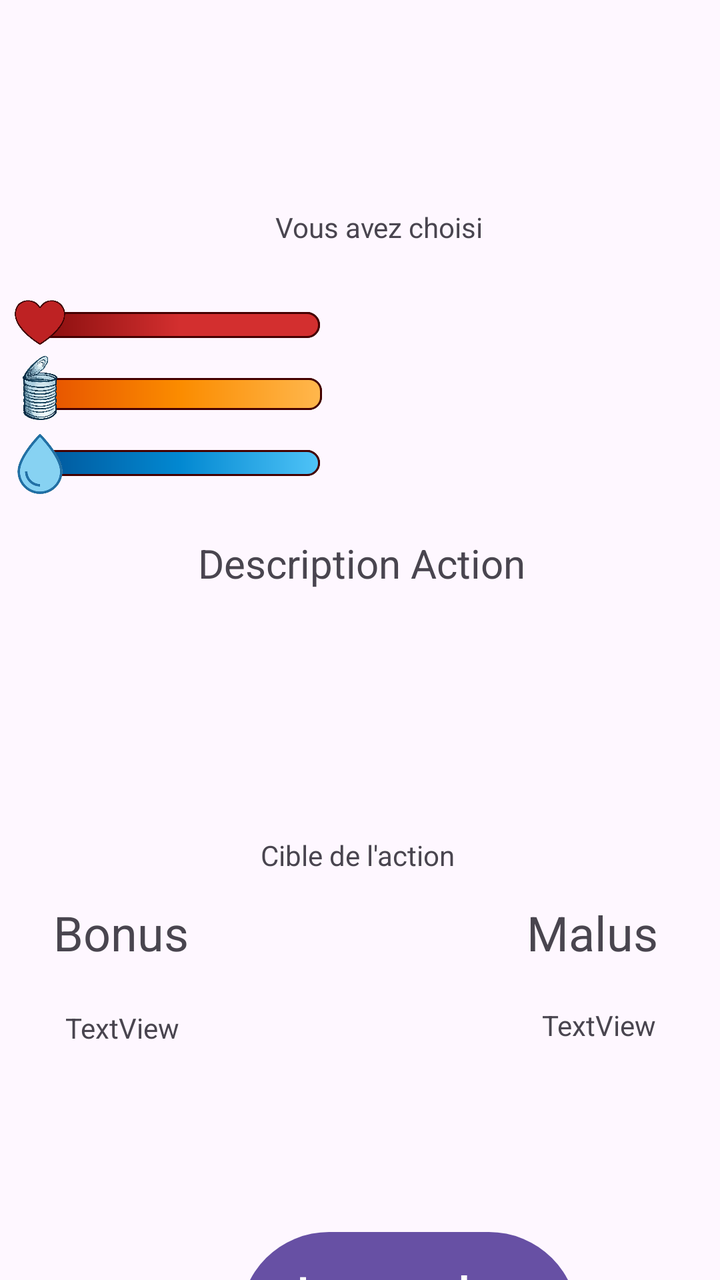
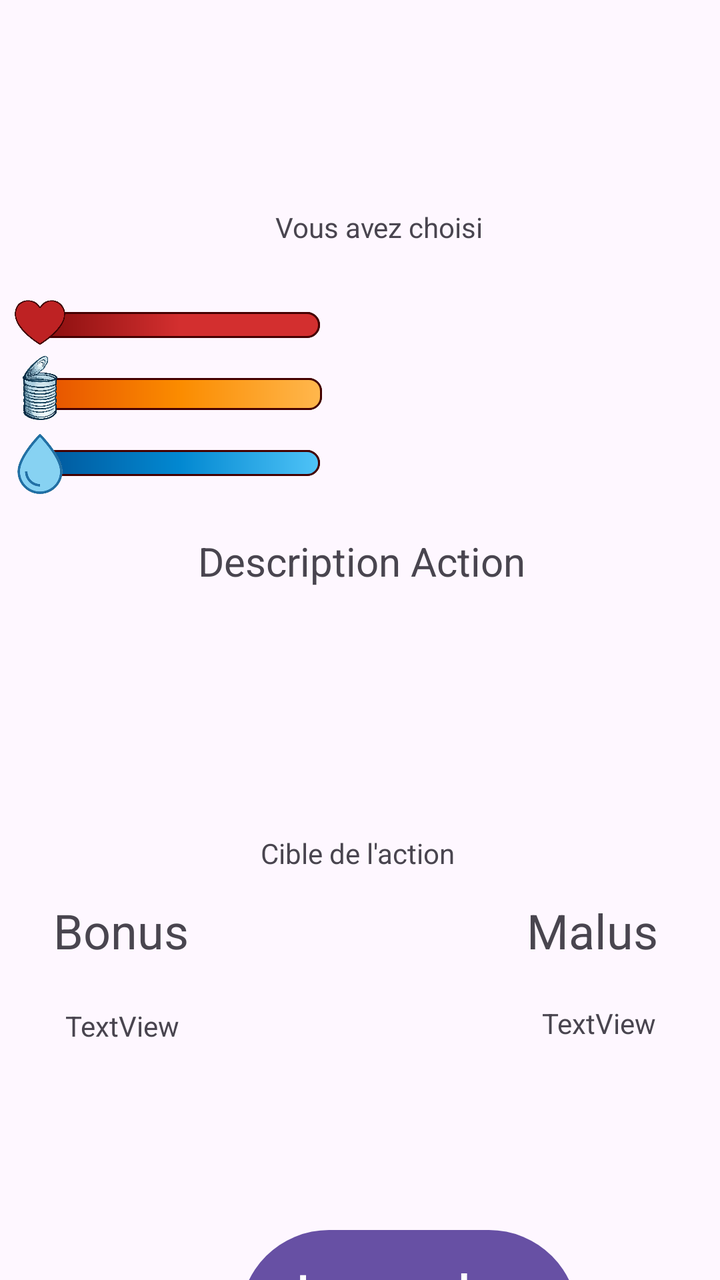

Compare the two renders of this Android layout. The source of the first and the diff that turns it into the second are given below.
<!-- AndroidManifest.xml: application theme Theme.Apocalypse -->
<!-- res/layout/action_view.xml -->
<?xml version="1.0" encoding="utf-8"?>
<androidx.constraintlayout.widget.ConstraintLayout xmlns:android="http://schemas.android.com/apk/res/android"
    xmlns:app="http://schemas.android.com/apk/res-auto"
    xmlns:tools="http://schemas.android.com/tools"
    android:id="@+id/actionview"
    android:layout_width="match_parent"
    android:layout_height="match_parent">

    <ProgressBar
        android:id="@+id/progressBarVie3"
        style="?android:attr/progressBarStyleHorizontal"
        android:layout_width="140dp"
        android:layout_height="13dp"
        android:layout_marginStart="20dp"
        android:layout_marginTop="156dp"
        android:background="@drawable/progress_background"
        android:max="120"
        android:min="0"
        android:progress="120"
        android:progressDrawable="@drawable/progress_vie"
        app:layout_constraintStart_toStartOf="parent"
        app:layout_constraintTop_toTopOf="parent" />

    <ProgressBar
        android:id="@+id/progressBarSatiete3"
        style="?android:attr/progressBarStyleHorizontal"
        android:layout_width="141dp"
        android:layout_height="16dp"
        android:layout_marginStart="20dp"
        android:layout_marginTop="20dp"
        android:background="@drawable/progress_background"
        android:max="120"
        android:min="0"
        android:progress="120"
        android:progressDrawable="@drawable/progress_satiete"
        app:layout_constraintStart_toStartOf="parent"
        app:layout_constraintTop_toBottomOf="@+id/progressBarVie3" />


    <ImageView
        android:id="@+id/conserve3"
        android:layout_width="40dp"
        android:layout_height="40dp"
        android:layout_marginTop="5dp"
        app:layout_constraintStart_toStartOf="parent"
        app:layout_constraintTop_toBottomOf="@+id/progressBarVie3"
        app:srcCompat="@drawable/conserve" />

    <ProgressBar
        android:id="@+id/progressBarHydra3"
        style="?android:attr/progressBarStyleHorizontal"
        android:layout_width="140dp"
        android:layout_height="13dp"
        android:layout_marginStart="20dp"
        android:layout_marginTop="20dp"
        android:background="@drawable/progress_background"
        android:max="120"
        android:min="0"
        android:progress="120"
        android:progressDrawable="@drawable/progress_hydra"
        app:layout_constraintStart_toStartOf="parent"
        app:layout_constraintTop_toBottomOf="@+id/progressBarSatiete3" />
    <ImageView
        android:id="@+id/goutte3"
        android:layout_width="30dp"
        android:layout_height="30dp"
        android:layout_marginStart="5dp"
        android:layout_marginTop="12dp"
        app:layout_constraintStart_toStartOf="parent"
        app:layout_constraintTop_toBottomOf="@+id/progressBarSatiete3"
        app:srcCompat="@drawable/goutte" />

    <ImageView
        android:id="@+id/coeur3"
        android:layout_width="40dp"
        android:layout_height="40dp"
        android:layout_marginTop="140dp"
        app:layout_constraintStart_toStartOf="parent"
        app:layout_constraintTop_toTopOf="parent"
        app:srcCompat="@drawable/coeur" />

    <Button
        android:id="@+id/buttonLancerDes"
        android:layout_width="169dp"
        android:layout_height="97dp"
        android:layout_marginStart="120dp"
        android:layout_marginTop="250dp"
        android:text="Lancer les Dés"
        android:textSize="24sp"
        android:visibility="visible"
        app:layout_constraintStart_toStartOf="parent"
        app:layout_constraintTop_toBottomOf="@+id/tvDescriptionAction" />

    <TextView
        android:id="@+id/tvChoixCarteBonus"
        android:layout_width="220dp"
        android:layout_height="63dp"
        android:layout_marginTop="104dp"
        android:text="Vous avez choisi "
        app:layout_constraintEnd_toEndOf="parent"
        app:layout_constraintHorizontal_bias="0.984"
        app:layout_constraintStart_toStartOf="parent"
        app:layout_constraintTop_toTopOf="parent" />

    <androidx.constraintlayout.widget.Guideline
        android:id="@+id/guideline2"
        android:layout_width="wrap_content"
        android:layout_height="wrap_content" />

    <TextView
        android:id="@+id/tvDescriptionAction"
        android:layout_width="364dp"
        android:layout_height="94dp"
        android:layout_marginTop="101dp"
        android:text="Description Action"
        android:textAlignment="center"
        android:textSize="20sp"
        app:layout_constraintEnd_toEndOf="parent"
        app:layout_constraintHorizontal_bias="0.425"
        app:layout_constraintStart_toStartOf="parent"
        app:layout_constraintTop_toBottomOf="@+id/tvChoixCarteBonus" />

    <TextView
        android:id="@+id/tvCible"
        android:layout_width="wrap_content"
        android:layout_height="wrap_content"
        android:layout_marginTop="56dp"
        android:text="Cible de l'action"
        app:layout_constraintEnd_toEndOf="parent"
        app:layout_constraintHorizontal_bias="0.495"
        app:layout_constraintStart_toStartOf="parent"
        app:layout_constraintTop_toBottomOf="@+id/tvDescriptionAction" />

    <TextView
        android:id="@+id/textView"
        android:layout_width="wrap_content"
        android:layout_height="wrap_content"
        android:layout_marginTop="32dp"
        android:layout_marginEnd="36dp"
        android:text="Bonus"
        android:textSize="24sp"
        app:layout_constraintEnd_toStartOf="@+id/tvCible"
        app:layout_constraintTop_toTopOf="@+id/tvCible" />

    <TextView
        android:id="@+id/tvMalusAction"
        android:layout_width="72dp"
        android:layout_height="31dp"
        android:layout_marginStart="36dp"
        android:layout_marginTop="32dp"
        android:text="Malus"
        android:textSize="24sp"
        app:layout_constraintStart_toEndOf="@+id/tvCible"
        app:layout_constraintTop_toTopOf="@+id/tvCible" />

    <TextView
        android:id="@+id/tvModificateurBonus"
        android:layout_width="144dp"
        android:layout_height="78dp"
        android:layout_marginTop="22dp"
        android:text="TextView"
        android:textAlignment="center"
        app:layout_constraintEnd_toEndOf="@+id/textView"
        app:layout_constraintStart_toStartOf="@+id/textView"
        app:layout_constraintTop_toBottomOf="@+id/textView" />

    <TextView
        android:id="@+id/tvModificateurMalus"
        android:layout_width="144dp"
        android:layout_height="78dp"
        android:layout_marginTop="22dp"
        android:text="TextView"
        android:textAlignment="center"
        app:layout_constraintEnd_toEndOf="@+id/tvMalusAction"
        app:layout_constraintStart_toStartOf="@+id/tvMalusAction"
        app:layout_constraintTop_toBottomOf="@+id/tvMalusAction" />
</androidx.constraintlayout.widget.ConstraintLayout>
<!-- resources referenced by this layout -->
<resources>
  <!-- drawable coeur: png bitmap (drawable, 52184 bytes) -->
  <!-- drawable conserve: png bitmap (drawable, 240982 bytes) -->
  <!-- drawable goutte: png bitmap (drawable, 33737 bytes) -->
  <!-- drawable progress_background (drawable) -->
  <layer-list xmlns:android="http://schemas.android.com/apk/res/android">
      <item>
          <shape android:shape="rectangle">
              <solid android:color="#F5F5F5" /> 
              <stroke
                  android:width="1.5dp"
                  android:color="#440000" /> 
              <corners
                  android:bottomLeftRadius="0dp"
                  android:topLeftRadius="0dp"
                  android:bottomRightRadius="6dp"
                  android:topRightRadius="6dp" />
          </shape>
      </item>
  </layer-list>
  <!-- drawable progress_hydra (drawable) -->
  <layer-list xmlns:android="http://schemas.android.com/apk/res/android">
      <item>
          <clip>
              <shape>
                  <corners
                      android:bottomLeftRadius="0dp"
                      android:topLeftRadius="0dp"
                      android:bottomRightRadius="6dp"
                      android:topRightRadius="6dp" />
                  <gradient
                      android:angle="0"
                      android:startColor="#01579B"
                      android:centerColor="#0288D1"
                      android:endColor="#4FC3F7"
                      android:type="linear" />
                  <stroke android:width="1dp" android:color="#440000" />
              </shape>
          </clip>
      </item>
  </layer-list>
  <!-- drawable progress_satiete (drawable) -->
  <layer-list xmlns:android="http://schemas.android.com/apk/res/android">
      <item>
          <clip>
              <shape>
                  <corners
                      android:bottomLeftRadius="0dp"
                      android:topLeftRadius="0dp"
                      android:bottomRightRadius="6dp"
                      android:topRightRadius="6dp" />
                  <gradient
                      android:angle="0"
                      android:startColor="#E65100"
                      android:centerColor="#FB8C00"
                      android:endColor="#FFB74D"
                      android:type="linear" />
                  <stroke android:width="1dp" android:color="#440000" />
              </shape>
          </clip>
      </item>
  </layer-list>
  <!-- drawable progress_vie (drawable) -->
  <layer-list xmlns:android="http://schemas.android.com/apk/res/android">
      <item>
          <clip>
              <shape>
                  <corners
                      android:bottomLeftRadius="0dp"
                      android:topLeftRadius="0dp"
                      android:bottomRightRadius="6dp"
                      android:topRightRadius="6dp" />
                  <gradient
                      android:angle="0"
                      android:startColor="#880E0E"
                      android:centerColor="#D32F2F"
                      android:endColor="#D32F2F"
                      android:type="linear" />
                  <stroke android:width="1dp" android:color="#440000" />
              </shape>
          </clip>
      </item>
  </layer-list>
  <style name="Theme.Apocalypse" parent="Base.Theme.Apocalypse" />
  <style name="Base.Theme.Apocalypse" parent="Theme.Material3.DayNight.NoActionBar">
          
          
      </style>
</resources>

<!-- the commit's change to res/layout/action_view.xml (unified diff, before → after) -->
@@ -111,14 +111,14 @@
         android:id="@+id/tvDescriptionAction"
         android:layout_width="364dp"
         android:layout_height="94dp"
-        android:layout_marginTop="101dp"
+        android:layout_marginTop="29dp"
         android:text="Description Action"
         android:textAlignment="center"
         android:textSize="20sp"
         app:layout_constraintEnd_toEndOf="parent"
         app:layout_constraintHorizontal_bias="0.425"
         app:layout_constraintStart_toStartOf="parent"
-        app:layout_constraintTop_toBottomOf="@+id/tvChoixCarteBonus" />
+        app:layout_constraintTop_toBottomOf="@+id/progressBarHydra3" />
 
     <TextView
         android:id="@+id/tvCible"
